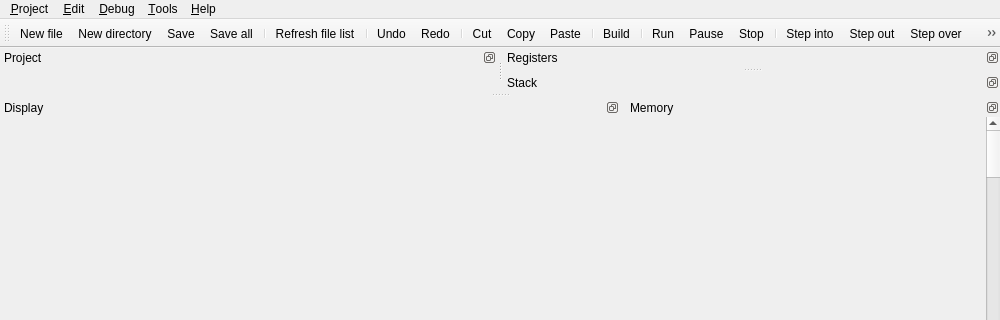
Qt form editor/MainWindow.ui (zapolnov/zxide) before a commit; both pictures show x 0 to 1000 and y 0 to 320 of the 1000 by 675 pixel window.
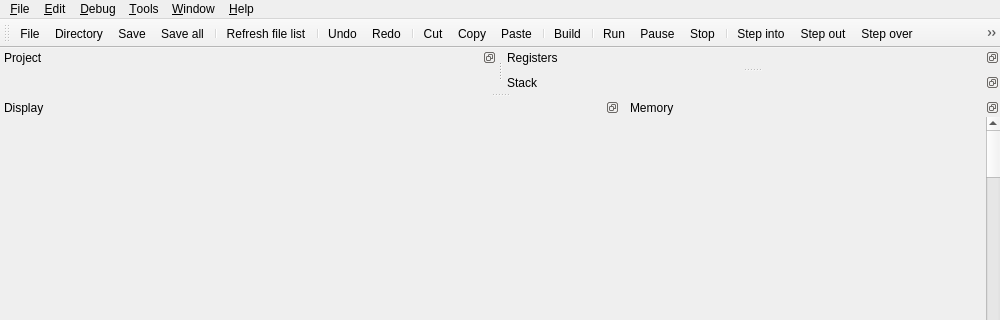
The same form after that commit. Icons and pictures are not drawn. Custom widgets are drawn as their Qt base class.

```diff
--- a/editor/MainWindow.ui
+++ b/editor/MainWindow.ui
@@ -91,9 +91,9 @@
      <height>21</height>
     </rect>
    </property>
-   <widget class="QMenu" name="menuProject">
+   <widget class="QMenu" name="menuFile">
     <property name="title">
-     <string>&amp;Project</string>
+     <string>&amp;File</string>
     </property>
     <addaction name="actionNewFile"/>
     <addaction name="actionNewDirectory"/>
@@ -151,10 +151,18 @@
     </property>
     <addaction name="actionSettings"/>
    </widget>
-   <addaction name="menuProject"/>
+   <widget class="QMenu" name="menuWindow">
+    <property name="title">
+     <string>&amp;Window</string>
+    </property>
+    <addaction name="actionCloseWindow"/>
+    <addaction name="actionCloseAllWindows"/>
+   </widget>
+   <addaction name="menuFile"/>
    <addaction name="menuEdit"/>
    <addaction name="menuDebug"/>
    <addaction name="menuTools"/>
+   <addaction name="menuWindow"/>
    <addaction name="menuHelp"/>
   </widget>
   <widget class="QStatusBar" name="statusBar"/>
@@ -434,7 +442,10 @@
      <normaloff>:/resources/fatcow16x16/page_white_add.png</normaloff>:/resources/fatcow16x16/page_white_add.png</iconset>
    </property>
    <property name="text">
-    <string>&amp;New file...</string>
+    <string>&amp;File...</string>
+   </property>
+   <property name="toolTip">
+    <string>New file</string>
    </property>
    <property name="shortcut">
     <string>Ctrl+N</string>
@@ -464,7 +475,10 @@
      <normaloff>:/resources/fatcow16x16/folder_add.png</normaloff>:/resources/fatcow16x16/folder_add.png</iconset>
    </property>
    <property name="text">
-    <string>New director&amp;y...</string>
+    <string>&amp;Directory...</string>
+   </property>
+   <property name="toolTip">
+    <string>New directory</string>
    </property>
   </action>
   <action name="actionRefreshFileList">
```
Left out of the diff: 32 changed lines with no effect on the pictures.
